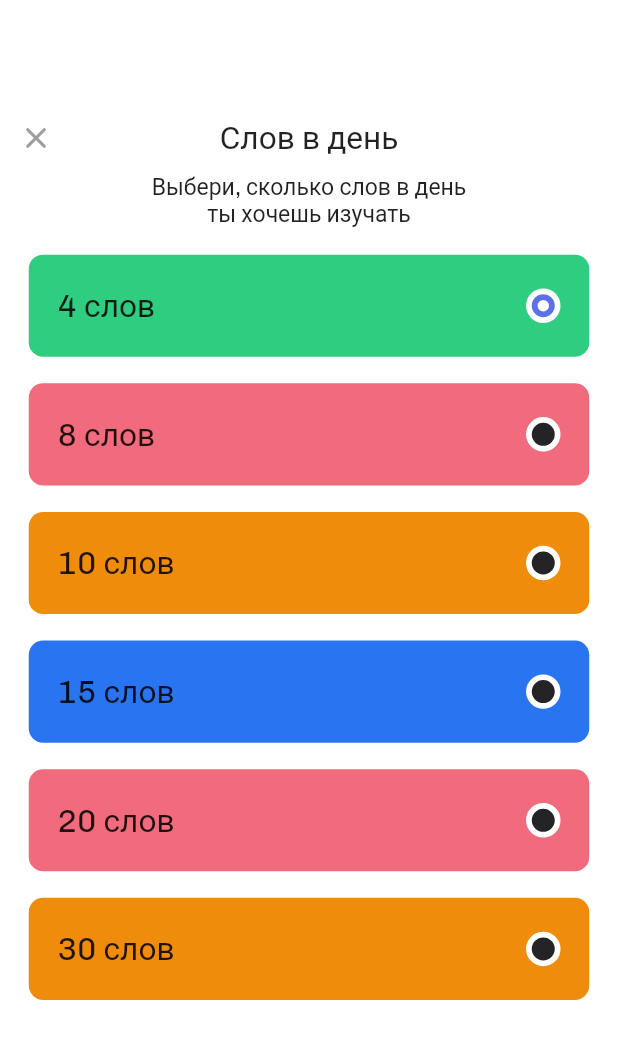
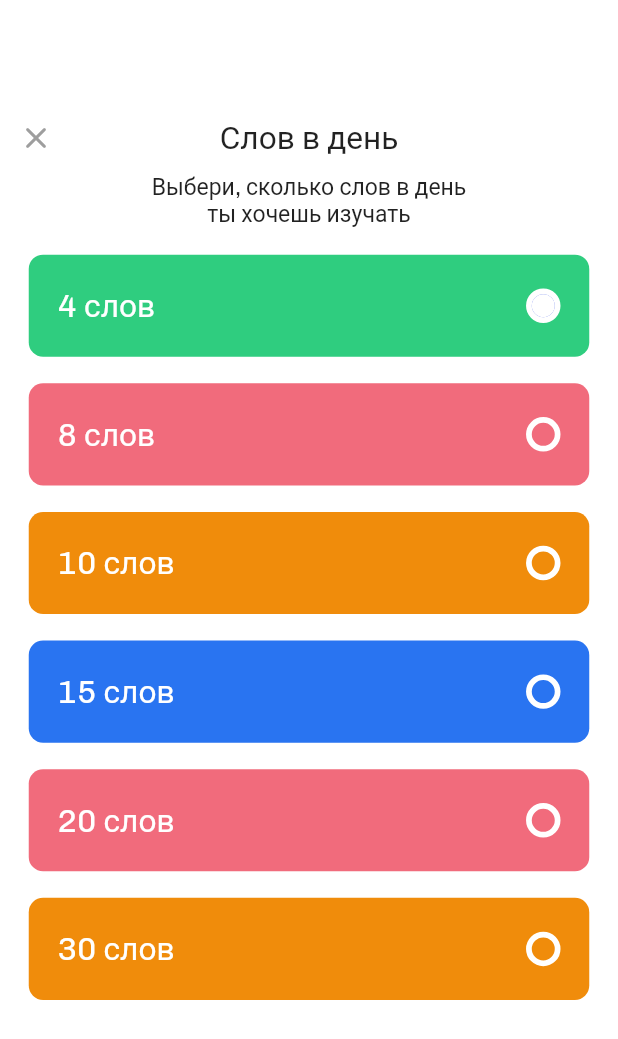
Before and after one commit to anatoliyKaragodin/one_minute_english_2, a Flutter app: the WordsPerDayView screen opened directly, on a phone screen of 412 x 824 dp. Shown: the top 1039 px of the screen. Run offline on Flutter 3.47's test engine with Material 2 defaults, Android fonts, the phone set to English and light mode, and no system bars; our stand-ins replace carousel_slider, flutter_local_notifications, flutter_riverpod, flutter_svg, percent_indicator, shared_preferences and 1 more; accounts and stored records are empty; statements that could not run were skipped.

Commit message:
all settings screens is done

```diff
--- a/lib/src/screens/main_menu_education_screen/view/widgets/list_of_learning_themes_widget.dart
+++ b/lib/src/screens/main_menu_education_screen/view/widgets/list_of_learning_themes_widget.dart
@@ -107,7 +107,7 @@ class _ListOfLearningThemesWidgetState
     ];
     return ListView.builder(
         physics: const BouncingScrollPhysics(),
-        itemCount: listOfThemes.length - 1,
+        itemCount: sortedList.length,
         itemBuilder: (BuildContext context, int index) {
           return buildThemeMainContainer(myParameters, index,
               themeColors[sortedList[index]], themesLabels, sortedList);
--- a/lib/src/screens/main_menu_settings/view/widgets/pages/words_per_day_view.dart
+++ b/lib/src/screens/main_menu_settings/view/pages/words_per_day_view.dart
@@ -1,12 +1,12 @@
 import 'package:one_minute_english/main.dart';
+import 'package:one_minute_english/src/screens/main_menu_settings/controller/settings_controller.dart';
+import 'package:one_minute_english/src/screens/start_screen/controller/start_screen_controller.dart';
+import 'package:one_minute_english/src/utils/app_language/app_language.dart';
+import 'package:one_minute_english/src/utils/constants.dart';
 import 'package:one_minute_english/src/utils/library.dart';
-
-import '../../../../../utils/app_language/app_language.dart';
-import '../../../../../utils/constants.dart';
-import '../../../../../utils/my_colors.dart';
-import '../../../../../utils/my_parameters.dart';
-import '../../../../start_screen/controller/start_screen_controller.dart';
-import '../../../controller/settings_controller.dart';
+import 'package:one_minute_english/src/utils/my_colors.dart';
+import 'package:one_minute_english/src/utils/my_parameters.dart';
+import 'package:one_minute_english/src/utils/my_widgets/my_text_widget.dart';
 
 class WordsPerDayView extends ConsumerStatefulWidget {
   const WordsPerDayView({super.key});
@@ -73,15 +73,12 @@ class _WordsPerDayViewState extends ConsumerState<WordsPerDayView> {
                                   mainAxisAlignment:
                                       MainAxisAlignment.spaceBetween,
                                   children: [
-                                    Text(
-                                      '${numberOfWords[index]} ${AppLanguage.listOfLanguages[lang][LangKey.words]!}'
-                                          .toLowerCase(),
-                                      textAlign: TextAlign.center,
-                                      style: TextStyle(
-                                          fontFamily: MyConstants.fontLabel,
-                                          fontSize:
-                                              myParameters.pixelWidth * 22,
-                                          fontWeight: FontWeight.w400),
+                                    MyTextWidget(
+                                      text:
+                                          '${numberOfWords[index]} ${AppLanguage.listOfLanguages[lang][LangKey.words]!}'
+                                              .toLowerCase(),
+                                      fontSize: 22,
+                                      color: MyColors.whiteColor,
                                     ),
                                     Container(
                                         height: myParameters.pixelHeight * 26,
@@ -91,14 +88,18 @@ class _WordsPerDayViewState extends ConsumerState<WordsPerDayView> {
                                             color: settings.wordsNumberIndex ==
                                                     index
                                                 ? MyColors.mainColor
-                                                : MyColors.backColorDarkTheme,
+                                                : isDarkTheme
+                                                    ? MyColors
+                                                        .backColorDarkTheme
+                                                    : colors[index],
                                             border: Border.all(
                                                 color: MyColors.whiteColor!,
                                                 width: myParameters.pixelWidth *
                                                     4)),
                                         child: Padding(
-                                          padding: EdgeInsets.all(
-                                              myParameters.pixelWidth * 4),
+                                          padding: EdgeInsets.all(isDarkTheme
+                                              ? myParameters.pixelWidth * 4
+                                              : 0),
                                           child: settings.wordsNumberIndex ==
                                                   index
                                               ? Container(
--- a/lib/src/utils/app_language/app_language.dart
+++ b/lib/src/utils/app_language/app_language.dart
@@ -149,5 +149,8 @@ enum LangKey {
   other,
   notifications,
   privacyPolicy,
-  chooseHowManyWordsYouWantToLearn
+  chooseHowManyWordsYouWantToLearn,
+  whatWouldYouLikeToChange,
+  yourMessage,
+  send
 }
--- a/lib/src/utils/app_language/lang_ru.dart
+++ b/lib/src/utils/app_language/lang_ru.dart
@@ -91,6 +91,10 @@ class LangRu {
     LangKey.notifications: 'Напоминания',
     LangKey.privacyPolicy: 'Политика конфиденциальности',
     LangKey.chooseHowManyWordsYouWantToLearn:
-        'Выбери, сколько слов в день ты хочешь изучать'
+        'Выбери, сколько слов в день ты хочешь изучать',
+    LangKey.whatWouldYouLikeToChange:
+        'Что бы ты хотел поменять или улучшить в Bright',
+    LangKey.yourMessage: 'Твое сообщение',
+    LangKey.send: 'Отправить',
   };
 }
--- /dev/null
+++ b/lib/src/utils/my_widgets/my_text_widget.dart
@@ -0,0 +1,34 @@
+import 'package:one_minute_english/src/utils/library.dart';
+
+import '../constants.dart';
+import '../my_parameters.dart';
+
+class MyTextWidget extends StatelessWidget {
+  final String text;
+  final TextAlign? align;
+  final double? fontSize;
+  final FontWeight? fontWeight;
+  final Color? color;
+  const MyTextWidget(
+      {super.key,
+      required this.text,
+      this.fontSize,
+      this.color,
+      this.fontWeight,
+      this.align});
+
+  @override
+  Widget build(BuildContext context) {
+    final myParameters = MyParameters(context);
+
+    return Text(
+      text,
+      textAlign: align ?? TextAlign.center,
+      style: TextStyle(
+          color: color,
+          fontFamily: MyConstants.fontLabel,
+          fontSize: myParameters.pixelWidth * (fontSize ?? 16),
+          fontWeight: fontWeight ?? FontWeight.w400),
+    );
+  }
+}
```
Also changed, not shown: lib/src/screens/choose_level_and_themes_screen/view/widgtes/list_of_themes_widget.dart (+2 -6 lines), lib/src/screens/main_menu_settings/view/pages/choose_themes_settings_page.dart (renamed from lib/src/screens/main_menu_settings/view/widgets/pages/choose_themes_settings_page.dart, +9 -8 lines), lib/src/screens/main_menu_settings/view/pages/feedback_view.dart (added, +109 -0 lines), lib/src/screens/main_menu_settings/view/pages/notifications_view.dart (renamed from lib/src/screens/main_menu_settings/view/widgets/pages/notifications_view.dart, +4 -5 lines), lib/src/screens/main_menu_settings/view/settings_view.dart (+26 -13 lines), assets/ui_images/main_app/settings/feedback.png (added).
